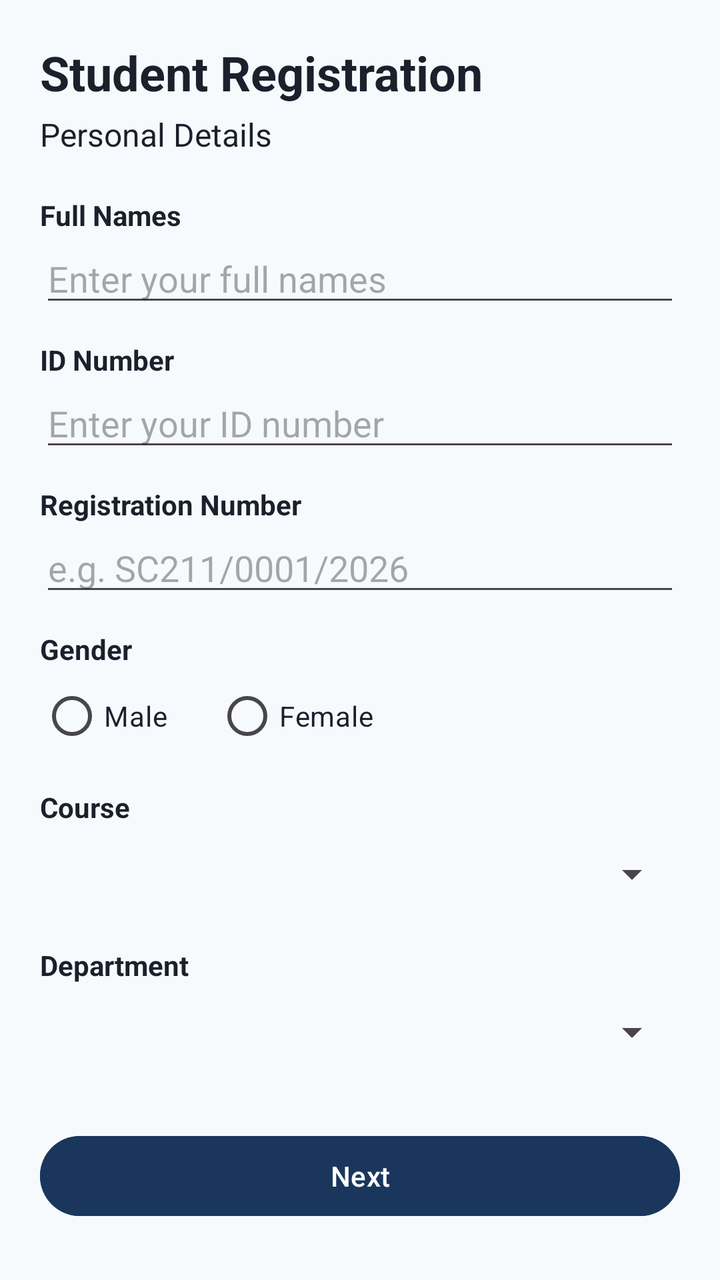
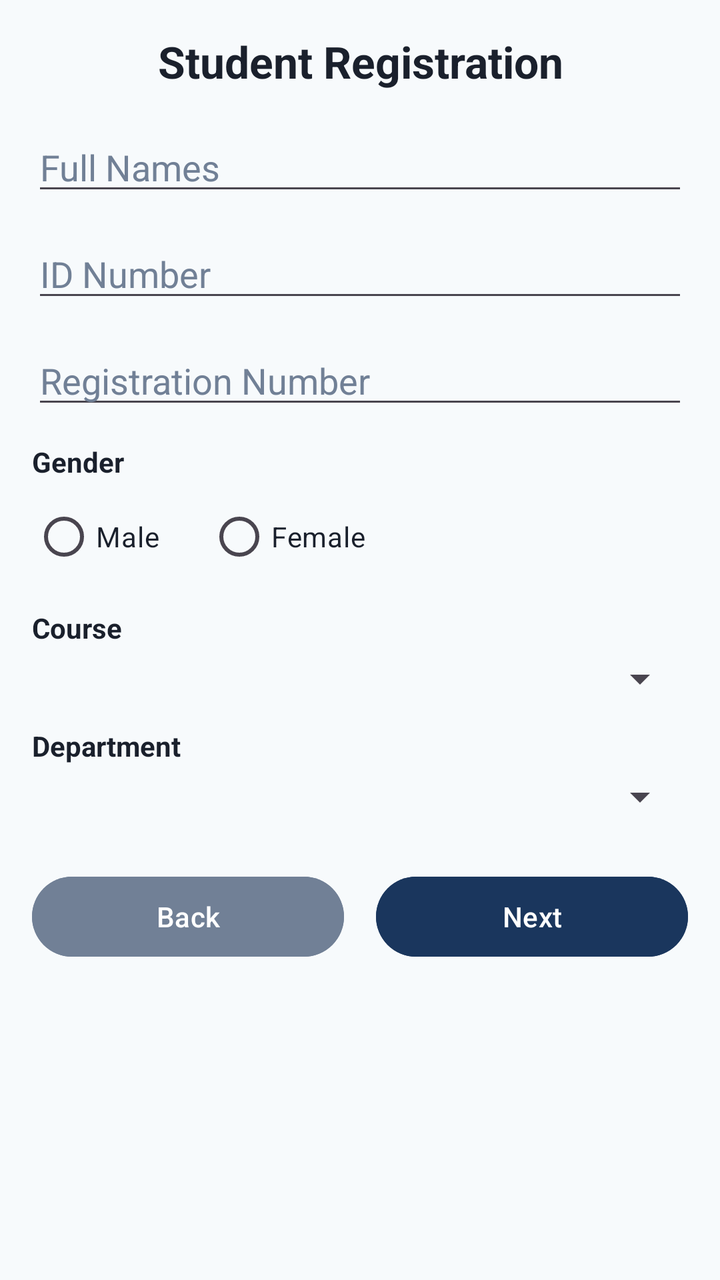

The first picture is an Android layout as it rendered before a commit; the second is the same layout after the commit. The layout source and the unified diff follow.
<!-- AndroidManifest.xml: application theme Theme.UniversityRegistrationApp -->
<!-- res/layout/activity_registration.xml -->
<?xml version="1.0" encoding="utf-8"?>
<ScrollView xmlns:android="http://schemas.android.com/apk/res/android"
    android:layout_width="match_parent"
    android:layout_height="match_parent"
    android:background="@color/background_light">

    <LinearLayout
        android:layout_width="match_parent"
        android:layout_height="wrap_content"
        android:orientation="vertical"
        android:padding="20dp">

        <TextView
            android:layout_width="match_parent"
            android:layout_height="wrap_content"
            android:text="Student Registration"
            android:textColor="@color/text_dark"
            android:textSize="24sp"
            android:textStyle="bold"
            android:layout_marginBottom="4dp" />

        <TextView
            android:layout_width="match_parent"
            android:layout_height="wrap_content"
            android:text="Personal Details"
            android:textColor="@color/text_dark"
            android:textSize="16sp"
            android:layout_marginBottom="20dp" />

        <TextView
            android:layout_width="wrap_content"
            android:layout_height="wrap_content"
            android:text="Full Names"
            android:textColor="@color/text_dark"
            android:textStyle="bold" />

        <EditText
            android:id="@+id/etFullNames"
            android:layout_width="match_parent"
            android:layout_height="wrap_content"
            android:hint="Enter your full names"
            android:inputType="textPersonName|textCapWords"
            android:textColor="@color/text_dark"
            android:layout_marginBottom="12dp" />

        <TextView
            android:layout_width="wrap_content"
            android:layout_height="wrap_content"
            android:text="ID Number"
            android:textColor="@color/text_dark"
            android:textStyle="bold" />

        <EditText
            android:id="@+id/etIdNo"
            android:layout_width="match_parent"
            android:layout_height="wrap_content"
            android:hint="Enter your ID number"
            android:inputType="number"
            android:maxLength="8"
            android:textColor="@color/text_dark"
            android:layout_marginBottom="12dp" />

        <TextView
            android:layout_width="wrap_content"
            android:layout_height="wrap_content"
            android:text="Registration Number"
            android:textColor="@color/text_dark"
            android:textStyle="bold" />

        <EditText
            android:id="@+id/etRegNo"
            android:layout_width="match_parent"
            android:layout_height="wrap_content"
            android:hint="e.g. SC211/0001/2026"
            android:inputType="textCapCharacters"
            android:textColor="@color/text_dark"
            android:layout_marginBottom="12dp" />

        <TextView
            android:layout_width="wrap_content"
            android:layout_height="wrap_content"
            android:text="Gender"
            android:textColor="@color/text_dark"
            android:textStyle="bold" />

        <RadioGroup
            android:id="@+id/rgGender"
            android:layout_width="match_parent"
            android:layout_height="wrap_content"
            android:orientation="horizontal"
            android:layout_marginBottom="12dp">

            <RadioButton
                android:id="@+id/rbMale"
                android:layout_width="wrap_content"
                android:layout_height="wrap_content"
                android:text="Male"
                android:textColor="@color/text_dark" />

            <RadioButton
                android:id="@+id/rbFemale"
                android:layout_width="wrap_content"
                android:layout_height="wrap_content"
                android:text="Female"
                android:textColor="@color/text_dark"
                android:layout_marginStart="24dp" />
        </RadioGroup>

        <TextView
            android:layout_width="wrap_content"
            android:layout_height="wrap_content"
            android:text="Course"
            android:textColor="@color/text_dark"
            android:textStyle="bold" />

        <Spinner
            android:id="@+id/spCourse"
            android:layout_width="match_parent"
            android:layout_height="48dp"
            android:layout_marginBottom="12dp" />

        <TextView
            android:layout_width="wrap_content"
            android:layout_height="wrap_content"
            android:text="Department"
            android:textColor="@color/text_dark"
            android:textStyle="bold" />

        <Spinner
            android:id="@+id/spDepartment"
            android:layout_width="match_parent"
            android:layout_height="48dp"
            android:layout_marginBottom="24dp" />

        <Button
            android:id="@+id/btnNext"
            android:layout_width="match_parent"
            android:layout_height="wrap_content"
            android:text="Next"
            android:textColor="@android:color/white"
            android:backgroundTint="@color/primary_blue" />

    </LinearLayout>
</ScrollView>
<!-- resources referenced by this layout -->
<resources>
  <color name="background_light">#F7FAFC</color>
  <color name="primary_blue">#1A365D</color>
  <color name="text_dark">#1A202C</color>
  <style name="Theme.UniversityRegistrationApp" parent="Base.Theme.UniversityRegistrationApp" />
  <style name="Base.Theme.UniversityRegistrationApp" parent="Theme.Material3.DayNight.NoActionBar">
          
          
      </style>
</resources>

<!-- the commit's change to res/layout/activity_registration.xml (unified diff, before → after) -->
@@ -1,79 +1,59 @@
 <?xml version="1.0" encoding="utf-8"?>
 <ScrollView xmlns:android="http://schemas.android.com/apk/res/android"
+    xmlns:tools="http://schemas.android.com/tools"
     android:layout_width="match_parent"
     android:layout_height="match_parent"
-    android:background="@color/background_light">
+    android:background="@color/background_light"
+    android:fillViewport="true"
+    tools:context=".activities.RegistrationActivity">
 
     <LinearLayout
         android:layout_width="match_parent"
         android:layout_height="wrap_content"
         android:orientation="vertical"
-        android:padding="20dp">
+        android:padding="16dp">
 
         <TextView
             android:layout_width="match_parent"
             android:layout_height="wrap_content"
             android:text="Student Registration"
             android:textColor="@color/text_dark"
-            android:textSize="24sp"
+            android:textSize="22sp"
             android:textStyle="bold"
-            android:layout_marginBottom="4dp" />
+            android:gravity="center"
+            android:layout_marginBottom="16dp" />
 
-        <TextView
+        <EditText
+            android:id="@+id/etFullName"
             android:layout_width="match_parent"
             android:layout_height="wrap_content"
-            android:text="Personal Details"
+            android:hint="Full Names"
+            android:inputType="textPersonName"
+            android:autofillHints="name"
             android:textColor="@color/text_dark"
-            android:textSize="16sp"
-            android:layout_marginBottom="20dp" />
-
-        <TextView
-            android:layout_width="wrap_content"
-            android:layout_height="wrap_content"
-            android:text="Full Names"
-            android:textColor="@color/text_dark"
-            android:textStyle="bold" />
+            android:textColorHint="@color/text_muted"
+            android:layout_marginBottom="12dp" />
 
         <EditText
-            android:id="@+id/etFullNames"
+            android:id="@+id/etIdNumber"
             android:layout_width="match_parent"
             android:layout_height="wrap_content"
-            android:hint="Enter your full names"
-            android:inputType="textPersonName|textCapWords"
+            android:hint="ID Number"
+            android:inputType="number"
+            android:autofillHints="personId"
             android:textColor="@color/text_dark"
+            android:textColorHint="@color/text_muted"
             android:layout_marginBottom="12dp" />
 
-        <TextView
-            android:layout_width="wrap_content"
-            android:layout_height="wrap_content"
-            android:text="ID Number"
-            android:textColor="@color/text_dark"
-            android:textStyle="bold" />
-
         <EditText
-            android:id="@+id/etIdNo"
+            android:id="@+id/etRegNumber"
             android:layout_width="match_parent"
             android:layout_height="wrap_content"
-            android:hint="Enter your ID number"
-            android:inputType="number"
-            android:maxLength="8"
+            android:hint="Registration Number"
+            android:inputType="text"
+            android:autofillHints="username"
             android:textColor="@color/text_dark"
-            android:layout_marginBottom="12dp" />
-
-        <TextView
-            android:layout_width="wrap_content"
-            android:layout_height="wrap_content"
-            android:text="Registration Number"
-            android:textColor="@color/text_dark"
-            android:textStyle="bold" />
-
-        <EditText
-            android:id="@+id/etRegNo"
-            android:layout_width="match_parent"
-            android:layout_height="wrap_content"
-            android:hint="e.g. SC211/0001/2026"
-            android:inputType="textCapCharacters"
-            android:textColor="@color/text_dark"
+            android:textColorHint="@color/text_muted"
             android:layout_marginBottom="12dp" />
 
         <TextView
@@ -81,7 +61,8 @@
             android:layout_height="wrap_content"
             android:text="Gender"
             android:textColor="@color/text_dark"
-            android:textStyle="bold" />
+            android:textStyle="bold"
+            android:layout_marginBottom="4dp" />
 
         <RadioGroup
             android:id="@+id/rgGender"
@@ -95,15 +76,15 @@
                 android:layout_width="wrap_content"
                 android:layout_height="wrap_content"
                 android:text="Male"
-                android:textColor="@color/text_dark" />
+                android:textColor="@color/text_dark"
+                android:layout_marginEnd="24dp" />
 
             <RadioButton
                 android:id="@+id/rbFemale"
                 android:layout_width="wrap_content"
                 android:layout_height="wrap_content"
                 android:text="Female"
-                android:textColor="@color/text_dark"
-                android:layout_marginStart="24dp" />
+                android:textColor="@color/text_dark" />
         </RadioGroup>
 
         <TextView
@@ -111,12 +92,13 @@
             android:layout_height="wrap_content"
             android:text="Course"
             android:textColor="@color/text_dark"
-            android:textStyle="bold" />
+            android:textStyle="bold"
+            android:layout_marginBottom="4dp" />
 
         <Spinner
-            android:id="@+id/spCourse"
+            android:id="@+id/spinnerCourse"
             android:layout_width="match_parent"
-            android:layout_height="48dp"
+            android:layout_height="wrap_content"
             android:layout_marginBottom="12dp" />
 
         <TextView
@@ -124,21 +106,41 @@
             android:layout_height="wrap_content"
             android:text="Department"
             android:textColor="@color/text_dark"
-            android:textStyle="bold" />
+            android:textStyle="bold"
+            android:layout_marginBottom="4dp" />
 
         <Spinner
-            android:id="@+id/spDepartment"
+            android:id="@+id/spinnerDepartment"
             android:layout_width="match_parent"
-            android:layout_height="48dp"
+            android:layout_height="wrap_content"
             android:layout_marginBottom="24dp" />
 
-        <Button
-            android:id="@+id/btnNext"
+        <LinearLayout
             android:layout_width="match_parent"
             android:layout_height="wrap_content"
-            android:text="Next"
-            android:textColor="@android:color/white"
-            android:backgroundTint="@color/primary_blue" />
+            android:orientation="horizontal"
+            android:weightSum="2">
+
+            <Button
+                android:id="@+id/btnBack"
+                android:layout_width="0dp"
+                android:layout_height="wrap_content"
+                android:layout_weight="1"
+                android:text="Back"
+                android:backgroundTint="@color/text_muted"
+                android:textColor="@color/card_white"
+                android:layout_marginEnd="8dp" />
+
+            <Button
+                android:id="@+id/btnNext"
+                android:layout_width="0dp"
+                android:layout_height="wrap_content"
+                android:layout_weight="1"
+                android:text="Next"
+                android:backgroundTint="@color/primary_blue"
+                android:textColor="@color/card_white"
+                android:layout_marginStart="8dp" />
+        </LinearLayout>
 
     </LinearLayout>
 </ScrollView>
<!-- resource entries referenced after the edit -->
@@ -1,8 +1,10 @@
 <!-- resources referenced by this layout -->
 <resources>
   <color name="background_light">#F7FAFC</color>
+  <color name="card_white">#FFFFFF</color>
   <color name="primary_blue">#1A365D</color>
   <color name="text_dark">#1A202C</color>
+  <color name="text_muted">#718096</color>
   <style name="Theme.UniversityRegistrationApp" parent="Base.Theme.UniversityRegistrationApp" />
   <style name="Base.Theme.UniversityRegistrationApp" parent="Theme.Material3.DayNight.NoActionBar">
           
